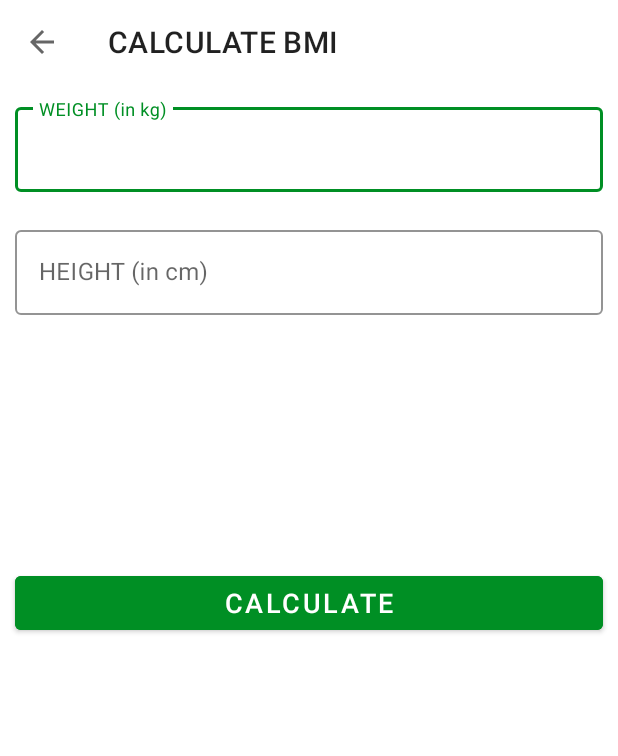
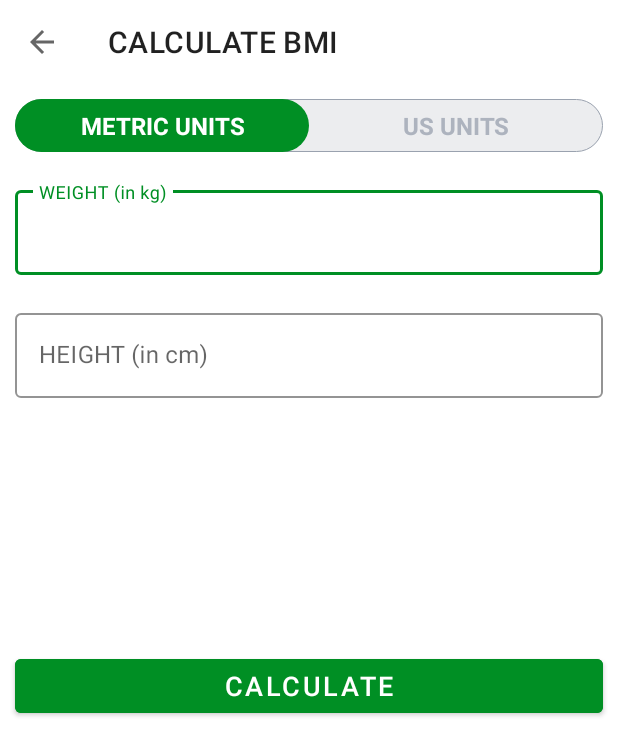
Before and after one commit to Onrwir/7minutesWorkoutApp, an Android app: the screen it shows after launch (BMIActivity), after a tap on "BMI", on a phone screen of 412 x 824 dp. Shown: the top 756 px of the screen. Run offline under Robolectric (Android 15) with nearby library versions, the phone set to English and light mode, and no system bars.

Commit message:
Added radiou buttons to switch Units used in BMI and added US units

```diff
--- a/app/src/main/java/pl/onrwir/a7minutesworkoutapp/BMIActivity.kt
+++ b/app/src/main/java/pl/onrwir/a7minutesworkoutapp/BMIActivity.kt
@@ -3,18 +3,20 @@ package pl.onrwir.a7minutesworkoutapp
 import android.os.Bundle
 import android.view.View
 import android.widget.Toast
-import androidx.activity.enableEdgeToEdge
 import androidx.appcompat.app.AppCompatActivity
-import androidx.core.view.ViewCompat
-import androidx.core.view.WindowInsetsCompat
 import pl.onrwir.a7minutesworkoutapp.databinding.ActivityBmiBinding
-import pl.onrwir.a7minutesworkoutapp.databinding.ActivityMainBinding
 import java.math.BigDecimal
 import java.math.RoundingMode
 
 class BMIActivity : AppCompatActivity() {
+
+    companion object {
+        private const val METRIC_UNITS_VIEW = "METRIC_UNITS_VIEW"
+        private const val US_UNITS_VIEW = "US_UNITS_VIEW"
+    }
+
     private var binding: ActivityBmiBinding? = null
-
+    private var currentVisibleView: String = METRIC_UNITS_VIEW
 
     override fun onCreate(savedInstanceState: Bundle?) {
         super.onCreate(savedInstanceState)
@@ -32,6 +34,16 @@ class BMIActivity : AppCompatActivity() {
             onBackPressed()
         }
 
+        makeVisibleMetricUnitsView()
+
+        binding?.rgUnits?.setOnCheckedChangeListener{_, checkedId: Int ->
+            if(checkedId == R.id.rbMetricUnits){
+                makeVisibleMetricUnitsView()
+            }else{
+                makeVisibleUsUnitsView()
+            }
+        }
+
         binding?.btnCalculateUnits?.setOnClickListener {
             if (validateMetricUnit()){
                 val heightValue : Float = binding?.etMetricUnitHeight?.text.toString().toFloat() / 100
@@ -46,6 +58,37 @@ class BMIActivity : AppCompatActivity() {
             }
         }
 
+    }
+
+    private fun makeVisibleMetricUnitsView(){
+        currentVisibleView = METRIC_UNITS_VIEW
+
+        binding?.tilMetricUnitHeight?.visibility = View.VISIBLE
+        binding?.tilMetricUnitWeight?.visibility = View.VISIBLE
+
+        binding?.tilUsUnitHeightFeet?.visibility = View.GONE
+        binding?.tilUsUnitHeightInch?.visibility = View.GONE
+
+        binding?.etMetricUnitHeight?.text!!.clear()
+        binding?.etMetricUnitWeight?.text!!.clear()
+        binding?.etMetricUnitWeight?.text!!.clear()
+
+        binding?.llDisplayBMIResult?.visibility = View.INVISIBLE
+    }
+
+    private fun makeVisibleUsUnitsView(){
+        currentVisibleView = US_UNITS_VIEW
+
+        binding?.tilMetricUnitHeight?.visibility = View.GONE
+
+        binding?.tilUsUnitHeightFeet?.visibility = View.VISIBLE
+        binding?.tilUsUnitHeightInch?.visibility = View.VISIBLE
+
+        binding?.etUsUnitHeightFeet?.text!!.clear()
+        binding?.etUsUnitHeightInch?.text!!.clear()
+        binding?.etMetricUnitWeight?.text!!.clear()
+
+        binding?.llDisplayBMIResult?.visibility = View.INVISIBLE
     }
 
     private fun displayBMIResult(bmi:Float){
--- /dev/null
+++ b/app/src/main/res/drawable/drawable_radio_group_tab_background.xml
@@ -0,0 +1,11 @@
+<?xml version="1.0" encoding="utf-8"?>
+<shape xmlns:android="http://schemas.android.com/apk/res/android"
+    android:shape="rectangle">
+
+    <solid android:color="#ECEDEF"/>
+    <stroke
+        android:width="0.5dp"
+        android:color="#9AA2AF"/>
+    <corners android:radius="30dp"/>
+
+</shape>
--- /dev/null
+++ b/app/src/main/res/drawable/drawable_units_tab_selector.xml
@@ -0,0 +1,10 @@
+<?xml version="1.0" encoding="utf-8"?>
+<selector xmlns:android="http://schemas.android.com/apk/res/android">
+    <item android:state_checked="true">
+        <shape android:shape="rectangle">
+            <solid android:color="@color/colorAccent"/>
+            <corners android:radius="30dp"/>
+        </shape>
+    </item>
+
+</selector>
--- /dev/null
+++ b/app/src/main/res/drawable/drawable_units_tab_text_color_selector.xml
@@ -0,0 +1,6 @@
+<?xml version="1.0" encoding="utf-8"?>
+<selector xmlns:android="http://schemas.android.com/apk/res/android">
+    <item android:color="#FFFFFF" android:state_checked="true"/>
+    <item android:color="#ADB3BE" android:state_checked="false"/>
+
+</selector>
--- a/app/src/main/res/layout/activity_bmi.xml
+++ b/app/src/main/res/layout/activity_bmi.xml
@@ -13,8 +13,47 @@
         android:layout_height="?android:attr/actionBarSize"
         android:background="@color/white"/>
 
+    <RadioGroup
+        android:id="@+id/rgUnits"
+        android:layout_width="match_parent"
+        android:layout_height="wrap_content"
+        android:layout_below="@id/toolbar_BMI_activity"
+        android:layout_margin="10dp"
+        android:background="@drawable/drawable_radio_group_tab_background"
+        android:orientation="horizontal">
+
+        <RadioButton
+            android:id="@+id/rbMetricUnits"
+            android:layout_width="0dp"
+            android:layout_height="35dp"
+            android:layout_weight="0.50"
+            android:background="@drawable/drawable_units_tab_selector"
+            android:button="@null"
+            android:checked="true"
+            android:gravity="center"
+            android:text="METRIC UNITS"
+            android:textColor="@drawable/drawable_units_tab_text_color_selector"
+            android:textSize="16sp"
+            android:textStyle="bold"/>
+
+        <RadioButton
+            android:id="@+id/rbUsUnits"
+            android:layout_width="0dp"
+            android:layout_height="35dp"
+            android:layout_weight="0.50"
+            android:background="@drawable/drawable_units_tab_selector"
+            android:button="@null"
+            android:checked="false"
+            android:gravity="center"
+            android:text="US UNITS"
+            android:textColor="@drawable/drawable_units_tab_text_color_selector"
+            android:textSize="16sp"
+            android:textStyle="bold"/>
+
+    </RadioGroup>
+
     <com.google.android.material.textfield.TextInputLayout
-        android:layout_below="@id/toolbar_BMI_activity"
+        android:layout_below="@id/rgUnits"
         android:id="@+id/tilMetricUnitWeight"
         android:layout_width="match_parent"
         android:layout_height="wrap_content"
@@ -52,6 +91,63 @@
             android:textSize="16sp"/>
 
     </com.google.android.material.textfield.TextInputLayout>
+
+    <View
+        android:id="@+id/view"
+        android:layout_width="0dp"
+        android:layout_height="1dp"
+        android:layout_below="@+id/rgUnits"
+        android:layout_centerHorizontal="true"/>
+
+    <com.google.android.material.textfield.TextInputLayout
+        android:layout_below="@id/tilMetricUnitWeight"
+        android:id="@+id/tilUsUnitHeightFeet"
+        android:layout_width="wrap_content"
+        android:layout_height="wrap_content"
+        android:layout_margin="10dp"
+        app:boxStrokeColor="@color/colorAccent"
+        app:hintTextColor="@color/colorAccent"
+        style="@style/Widget.MaterialComponents.TextInputLayout.OutlinedBox"
+        android:layout_alignParentStart="true"
+        android:layout_toStartOf="@+id/view"
+        android:visibility="gone"
+        tools:visibility="visible">
+
+        <androidx.appcompat.widget.AppCompatEditText
+            android:id="@+id/et_us_unit_height_feet"
+            android:layout_width="match_parent"
+            android:layout_height="wrap_content"
+            android:hint="Feet"
+            android:inputType="numberDecimal"
+            android:textSize="16sp"/>
+
+    </com.google.android.material.textfield.TextInputLayout>
+
+    <com.google.android.material.textfield.TextInputLayout
+        android:layout_below="@id/tilMetricUnitWeight"
+        android:id="@+id/tilUsUnitHeightInch"
+        android:layout_width="wrap_content"
+        android:layout_height="wrap_content"
+        android:layout_margin="10dp"
+        app:boxStrokeColor="@color/colorAccent"
+        app:hintTextColor="@color/colorAccent"
+        style="@style/Widget.MaterialComponents.TextInputLayout.OutlinedBox"
+        android:layout_alignParentEnd="true"
+        android:layout_toEndOf="@+id/view"
+        android:visibility="gone"
+        tools:visibility="visible">
+
+        <androidx.appcompat.widget.AppCompatEditText
+            android:id="@+id/et_us_unit_height_inch"
+            android:layout_width="match_parent"
+            android:layout_height="wrap_content"
+            android:hint="Inch"
+            android:inputType="numberDecimal"
+            android:textSize="16sp"/>
+
+    </com.google.android.material.textfield.TextInputLayout>
+
+
 
     <LinearLayout
         android:id="@+id/llDisplayBMIResult"
```
